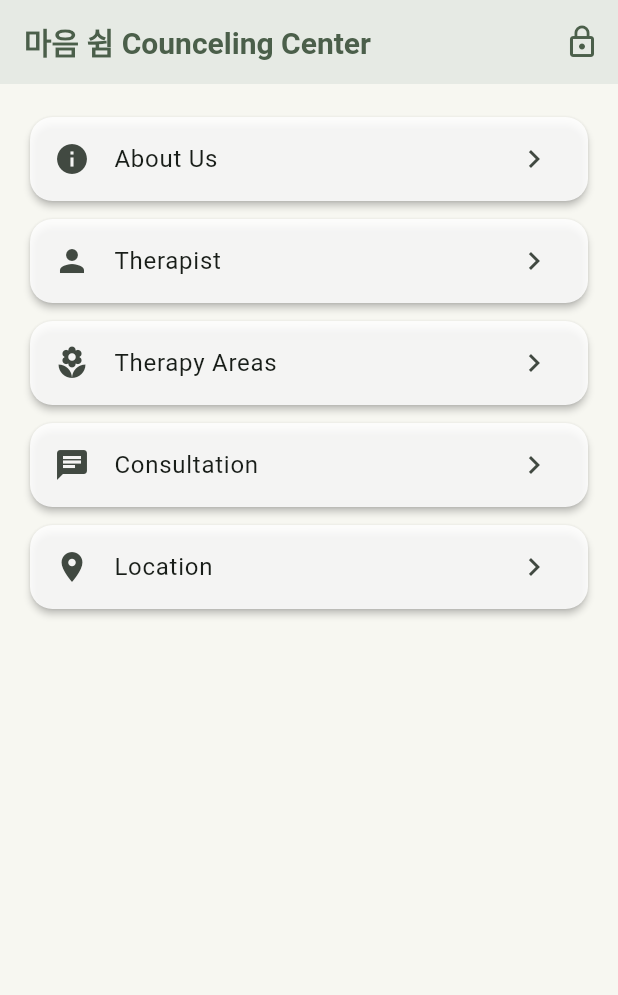
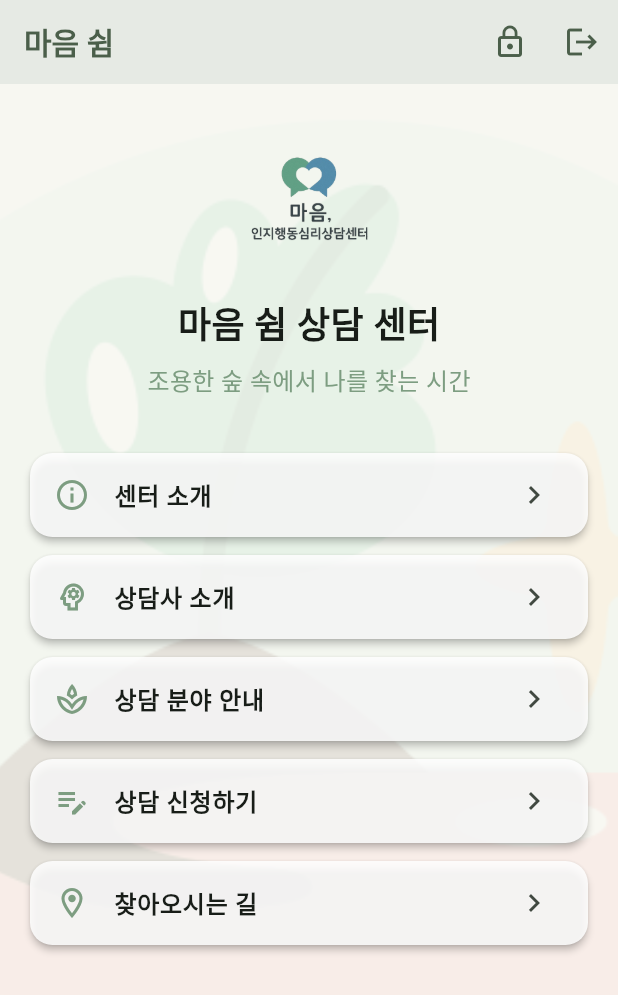
Before and after one commit to HansungJang/Counceling_center_app-web_2025, a Flutter app: the screen it shows once a user with an empty profile is signed in, on a phone screen of 412 x 824 dp. Shown: the top 995 px of the screen. Run offline on Flutter 3.47's test engine with Material 3 defaults, Android fonts, the phone set to English and light mode, and no system bars; our stand-ins replace cloud_firestore, firebase_auth, firebase_core, geocoding, google_maps_flutter, google_sign_in and 2 more; missing offline and left inert: firebase_ui_auth, flutter_custom_tabs; accounts and stored records are empty.

Commit message:
update - homepage UI 및 logout 구현

```diff
--- a/lib/Home.dart
+++ b/lib/Home.dart
@@ -1,6 +1,8 @@
-// main_page.dart (HomePage)
+ // lib/Home.dart
 
 import 'package:flutter/material.dart';
+import 'package:provider/provider.dart';
+import 'app_state.dart';
 import 'about_us.dart';
 import 'therapist_page.dart';
 import 'therapy_area.dart';
@@ -9,44 +11,102 @@ import 'location.dart';
 
 class HomePage extends StatelessWidget {
   final List<_NavItem> navItems = [
-    _NavItem(title: 'About Us', icon: Icons.info, page: AboutPage()),
-    _NavItem(title: 'Therapist', icon: Icons.person, page: TherapistPage()),
-    _NavItem(
-      title: 'Therapy Areas',
-      icon: Icons.local_florist,
-      page: TherapyPage(),
-    ),
-    _NavItem(title: 'Consultation', icon: Icons.chat, page: ConsultationPage()),
-    _NavItem(title: 'Location', icon: Icons.location_on, page: LocationPage()),
+    _NavItem(title: '센터 소개', icon: Icons.info_outline, page: const AboutPage()),
+    _NavItem(title: '상담사 소개', icon: Icons.psychology_outlined, page: const TherapistPage()),
+    _NavItem(title: '상담 분야 안내', icon: Icons.spa_outlined, page: const TherapyPage()),
+    _NavItem(title: '상담 신청하기', icon: Icons.edit_note_outlined, page: const ConsultationPage()),
+    _NavItem(title: '찾아오시는 길', icon: Icons.location_on_outlined, page: const LocationPage()),
   ];
+
+  HomePage({super.key});
 
   @override
   Widget build(BuildContext context) {
+    final appState = Provider.of<ApplicationState>(context, listen: false);
+
     return Scaffold(
       appBar: AppBar(
-        title: Text('마음 쉼 Counceling Center'),
+        title: const Text('마음 쉼'),
         actions: [
           IconButton(
-            icon: Icon(Icons.lock_outline),
+            icon: const Icon(Icons.lock_outline),
+            tooltip: '관리자 로그인',
             onPressed: () {
-              // TODO: Add manager login route
               ScaffoldMessenger.of(context).showSnackBar(
-                SnackBar(content: Text('Manager login not yet implemented')),
+                const SnackBar(content: Text('Manager login not yet implemented')),
               );
+            },
+          ),
+          IconButton(
+            icon: const Icon(Icons.logout),
+            tooltip: '로그아웃',
+            onPressed: () async {
+              final confirm = await showDialog<bool>(
+                context: context,
+                builder: (context) => AlertDialog(
+                  title: const Text('로그아웃'),
+                  content: const Text('정말로 로그아웃 하시겠습니까?'),
+                  actions: [
+                    TextButton(
+                      onPressed: () => Navigator.of(context).pop(false),
+                      child: const Text('취소'),
+                    ),
+                    TextButton(
+                      style: TextButton.styleFrom(foregroundColor: Colors.red),
+                      onPressed: () => Navigator.of(context).pop(true),
+                      child: const Text('로그아웃'),
+                    ),
+                  ],
+                ),
+              );
+
+              if (confirm == true) {
+                await appState.signOut();
+                // Redirection is handled by the root widget (MindRestApp)
+              }
             },
           ),
         ],
       ),
-      body: ListView.builder(
-        padding: const EdgeInsets.all(16),
+      body: Stack(
+        children: [
+          Positioned.fill(
+            child: Opacity(
+              opacity: 0.1,
+              child: Image.asset('assets/enviroment.png', fit: BoxFit.cover),
+            ),
+          ),
+          Padding(
+            padding: const EdgeInsets.symmetric(horizontal: 16.0),
+            child: Column(
+              children: [
+                const SizedBox(height: 30),
+                Image.asset('assets/center_logo.png', height: 100),
+                const SizedBox(height: 12),
+                const Text(
+                  '마음 쉼 상담 센터',
+                  style: TextStyle(fontSize: 24, fontWeight: FontWeight.bold),
+                ),
+                const SizedBox(height: 8),
+                Text(
+                  '조용한 숲 속에서 나를 찾는 시간',
+                  style: TextStyle(
+                      fontSize: 16, color: Theme.of(context).primaryColor),
+                ),
+                const SizedBox(height: 30),
+                Expanded(
+                  child: ListView.builder(
                     itemCount: navItems.length,
                     itemBuilder: (context, index) {
                       final item = navItems[index];
                       return Card(
                         child: ListTile(
-              leading: Icon(item.icon),
-              title: Text(item.title),
-              trailing: Icon(Icons.chevron_right),
+                          leading: Icon(item.icon,
+                              color: Theme.of(context).primaryColor),
+                          title: Text(item.title,
+                              style:
+                                  const TextStyle(fontWeight: FontWeight.w600)),
+                          trailing: const Icon(Icons.chevron_right),
                           onTap: () {
                             Navigator.push(
                               context,
@@ -56,6 +116,12 @@ class HomePage extends StatelessWidget {
                         ),
                       );
                     },
+                  ),
+                ),
+              ],
+            ),
+          ),
+        ],
       ),
     );
   }
@@ -68,16 +134,3 @@ class _NavItem {
 
   _NavItem({required this.title, required this.icon, required this.page});
 }
-
-class PlaceholderPage extends StatelessWidget {
-  final String title;
-  const PlaceholderPage({required this.title});
-
-  @override
-  Widget build(BuildContext context) {
-    return Scaffold(
-      appBar: AppBar(title: Text(title)),
-      body: Center(child: Text('$title Page (Under Construction)')),
-    );
-  }
-}
```
Lines whose indentation alone changed are shown as unchanged.
